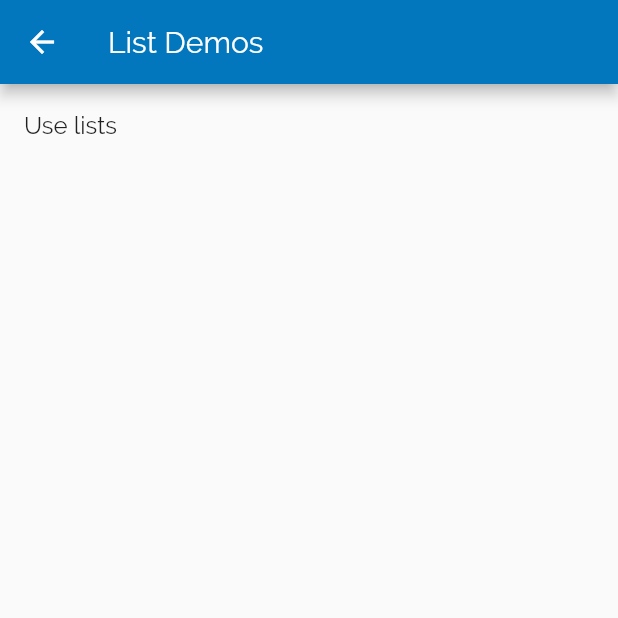
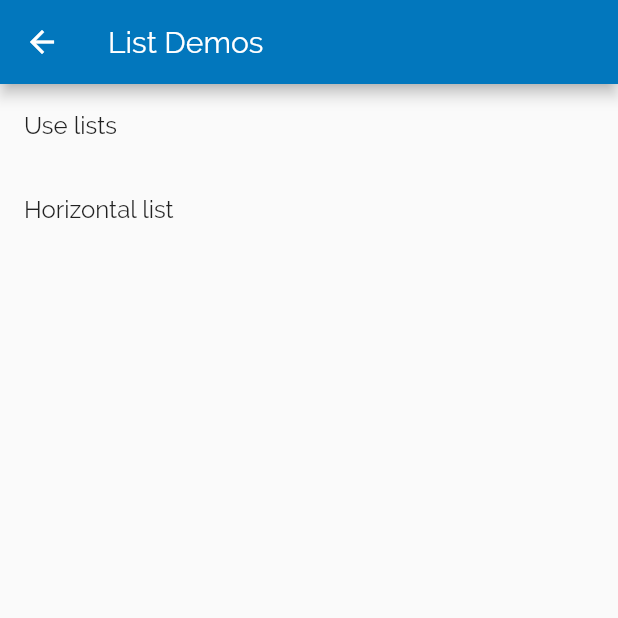
Before and after one commit to MudOnTire/flutter_demos, a Flutter app: the ListDemos screen opened by its route, on a phone screen of 412 x 824 dp, the top half of it. Run offline on Flutter 3.47's test engine with Material 2 defaults, Android fonts, the phone set to English and light mode, and no system bars; our stand-ins replace cached_network_image, transparent_image.

Commit message:
add list demo

```diff
--- a/lib/main.dart
+++ b/lib/main.dart
@@ -25,6 +25,7 @@ import 'package:flutter_layout_demo/pages/image/FadeInImage.dart';
 import 'package:flutter_layout_demo/pages/image/InternetImage.dart';
 import 'package:flutter_layout_demo/pages/layout/layout.dart';
 import 'package:flutter_layout_demo/pages/list/Demos.dart';
+import 'package:flutter_layout_demo/pages/list/HorizontalList.dart';
 import 'package:flutter_layout_demo/pages/list/UseList.dart';
 import 'package:flutter_layout_demo/pages/navigation/data-to-new-screen/screen_one.dart';
 import 'package:flutter_layout_demo/pages/navigation/demos.dart';
@@ -71,6 +72,7 @@ class MyApp extends StatelessWidget {
           // List
           '/list': (context) => ListDemos(),
           '/list/use-list': (context) => UseListApp(),
+          '/list/horizontal-list': (context) => HorizontalListApp(),
           // animation
           '/animation': (context) => AnimationDemos(),
           '/animation/page-transition': (context) => RTScreenOne(),
--- a/lib/pages/list/Demos.dart
+++ b/lib/pages/list/Demos.dart
@@ -13,6 +13,12 @@ class ListDemos extends StatelessWidget {
               Navigator.pushNamed(context, '/list/use-list');
             },
           ),
+          ListTile(
+            title: Text('Horizontal list'),
+            onTap: () {
+              Navigator.pushNamed(context, '/list/horizontal-list');
+            },
+          ),
         ],
       ),
     );
```
Also changed, not shown: lib/pages/list/HorizontalList.dart (added, +26 -0 lines).
